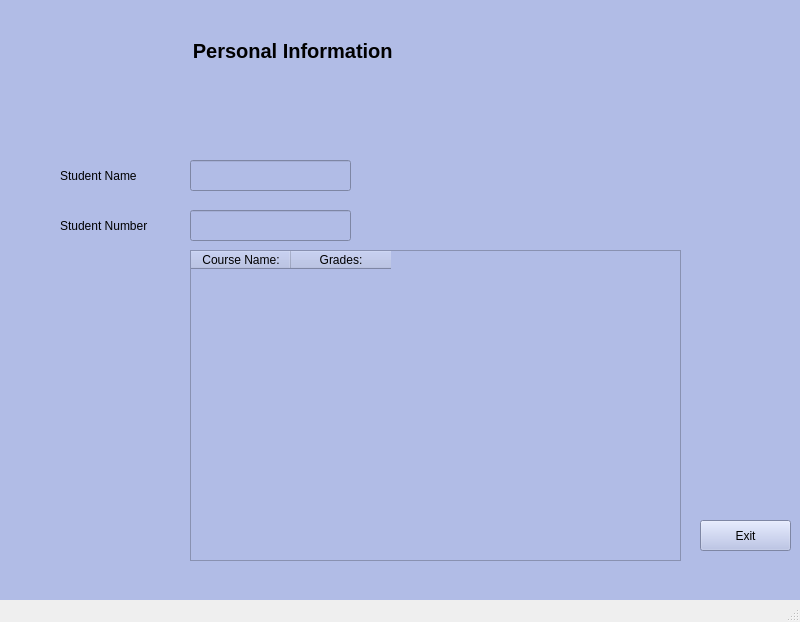
Qt form ui/studentInfo.ui (fbucak/school-management-system) before a commit.
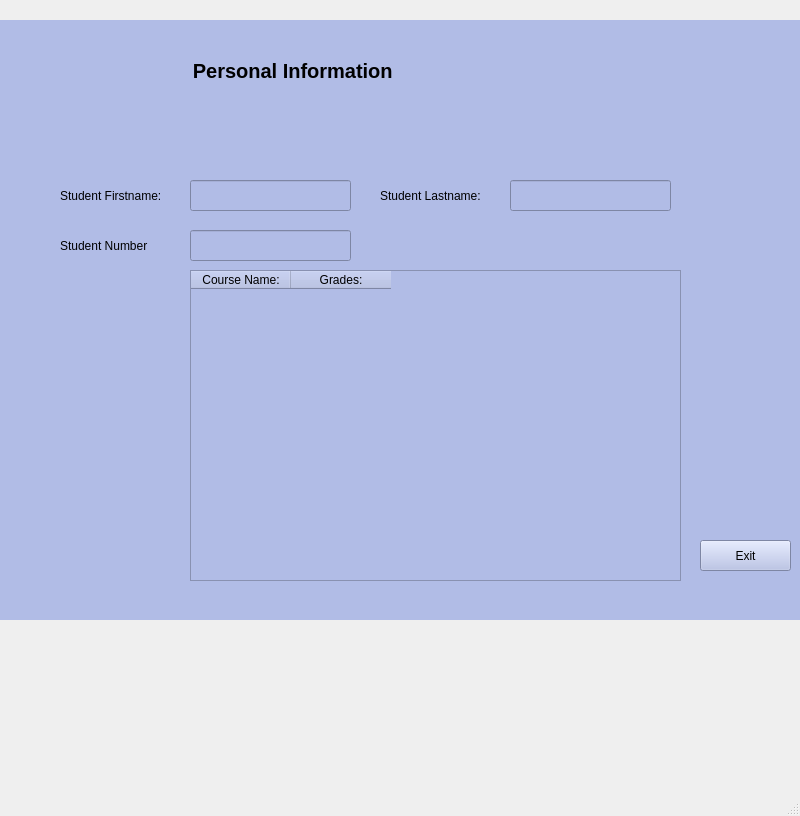
The same form after that commit.

Commit message: Student Info Page güncellendi.

Diff of the .ui file:
```diff
--- a/ui/studentInfo.ui
+++ b/ui/studentInfo.ui
@@ -7,7 +7,7 @@
     <x>0</x>
     <y>0</y>
     <width>800</width>
-    <height>622</height>
+    <height>816</height>
    </rect>
   </property>
   <property name="minimumSize">
@@ -24,7 +24,7 @@
     <property name="geometry">
      <rect>
       <x>0</x>
-      <y>0</y>
+      <y>20</y>
       <width>800</width>
       <height>600</height>
      </rect>
@@ -391,7 +391,6 @@
       <property name="font">
        <font>
         <pointsize>15</pointsize>
-        <weight>75</weight>
         <bold>true</bold>
        </font>
       </property>
@@ -465,7 +464,7 @@
        </rect>
       </property>
       <property name="text">
-       <string>Student Name</string>
+       <string>Student Firstname:</string>
       </property>
      </widget>
      <widget class="QPushButton" name="studentExit">
@@ -481,6 +480,42 @@
        <string>Exit</string>
       </property>
      </widget>
+     <widget class="QLineEdit" name="sNameLine1">
+      <property name="geometry">
+       <rect>
+        <x>510</x>
+        <y>160</y>
+        <width>161</width>
+        <height>31</height>
+       </rect>
+      </property>
+     </widget>
+     <widget class="QLabel" name="label_3">
+      <property name="geometry">
+       <rect>
+        <x>410</x>
+        <y>170</y>
+        <width>58</width>
+        <height>16</height>
+       </rect>
+      </property>
+      <property name="text">
+       <string/>
+      </property>
+     </widget>
+     <widget class="QLabel" name="sNameLabel_5">
+      <property name="geometry">
+       <rect>
+        <x>380</x>
+        <y>160</y>
+        <width>121</width>
+        <height>31</height>
+       </rect>
+      </property>
+      <property name="text">
+       <string>Student Lastname:</string>
+      </property>
+     </widget>
     </widget>
    </widget>
   </widget>
```
Left out of the diff: 4 changed lines with no effect on the pictures. The commit also changes 12 other files.
